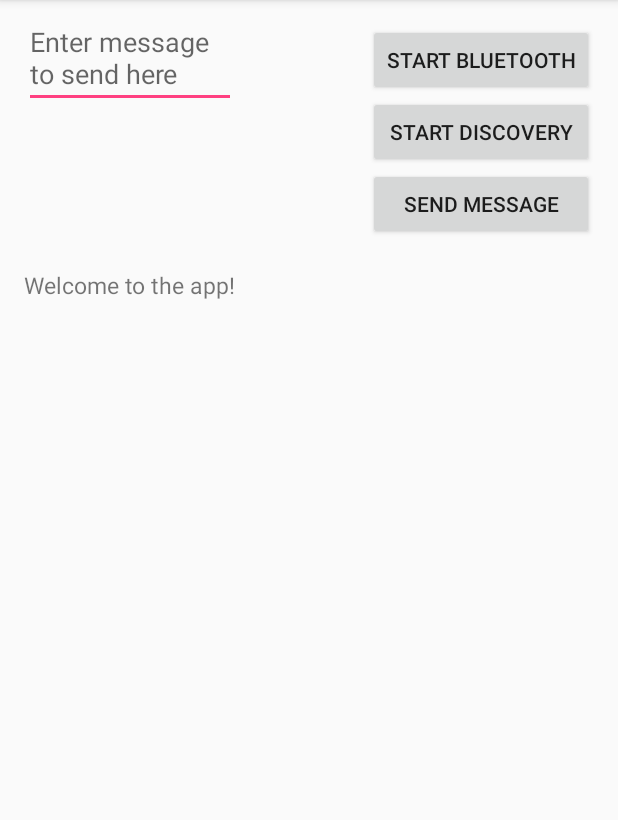
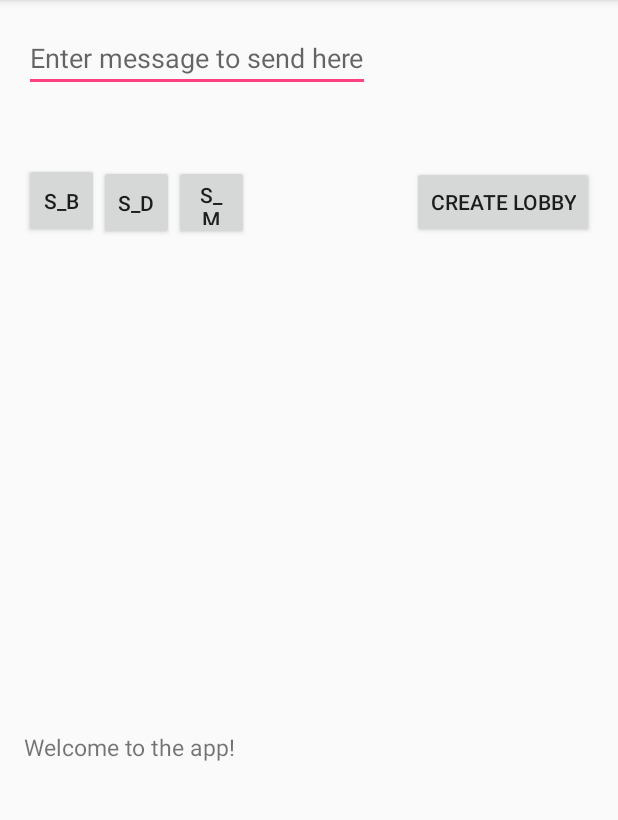
Before and after one commit to Carried-by-Compiler/Battleships, an Android app: the screen it shows after launch (MainActivity), on a phone screen of 412 x 824 dp, the part 84-904 px from its top. Run offline under Robolectric (Android 15) with nearby library versions, the light colour scheme and no system bars.

Commit message:
Bluetooth functionality complete

```diff
--- a/Battleships/app/src/main/AndroidManifest.xml
+++ b/Battleships/app/src/main/AndroidManifest.xml
@@ -5,6 +5,8 @@
     <uses-permission android:name="android.permission.BLUETOOTH" />
     <uses-permission android:name="android.permission.BLUETOOTH_ADMIN"/>
     <uses-permission android:name="android.permission.INTERNET"/>
+    <uses-permission android:name="android.permission.ACCESS_COARSE_LOCATION"></uses-permission>
+    <uses-permission android:name="android.permission.ACCESS_FINE_LOCATION"></uses-permission>
 
     <application
         android:allowBackup="true"
--- a/Battleships/app/src/main/res/layout/activity_main.xml
+++ b/Battleships/app/src/main/res/layout/activity_main.xml
@@ -10,15 +10,6 @@
     android:paddingTop="@dimen/activity_vertical_margin"
     tools:context="com.example.battleships.MainActivity">
 
-    <Button
-        android:layout_width="wrap_content"
-        android:layout_height="wrap_content"
-        android:text="Start Bluetooth"
-        android:id="@+id/bluetooth_on"
-        android:layout_alignParentTop="true"
-        android:layout_alignParentEnd="true"
-        android:onClick="startBluetooth"/>
-
     <ListView
         android:layout_width="match_parent"
         android:layout_height="180dp"
@@ -26,43 +17,61 @@
         android:layout_alignParentStart="true"
         android:id="@+id/available_device"/>
 
+    <TextView
+        android:layout_width="wrap_content"
+        android:layout_height="wrap_content"
+        android:text="Welcome to the app!"
+        android:id="@+id/received_message"
+        android:textSize="15dp"
+        android:layout_above="@+id/available_device"
+        android:layout_alignParentStart="true"
+        android:layout_marginBottom="63dp"
+        />
+
     <EditText
         android:layout_width="wrap_content"
         android:layout_height="wrap_content"
         android:hint="Enter message to send here"
         android:id="@+id/editText"
-        android:layout_alignBaseline="@+id/bluetooth_on"
-        android:layout_alignBottom="@+id/bluetooth_on"
-        android:layout_alignParentStart="true"
-        android:layout_alignEnd="@+id/textview" />
-
-    <TextView
-        android:layout_width="wrap_content"
-        android:layout_height="wrap_content"
-        android:text="Welcome to the app!"
-        android:id="@+id/textview"
-        android:textSize="15dp"
-        android:layout_below="@+id/start_discovery"
-        android:layout_alignParentStart="true"
-        android:layout_marginTop="67dp" />
+        android:layout_alignParentTop="true"
+        android:layout_alignParentStart="true" />
 
     <Button
         android:layout_width="wrap_content"
         android:layout_height="wrap_content"
-        android:text="Send Message"
-        android:id="@+id/send"
-        android:layout_below="@+id/start_discovery"
+        android:text="Create Lobby"
+        android:id="@+id/server"
+        android:onClick="becomeServer"
+        android:layout_below="@+id/editText"
         android:layout_alignParentEnd="true"
-        android:layout_alignStart="@+id/start_discovery" />
+        android:layout_marginTop="49dp" />
 
     <Button
-        android:layout_width="wrap_content"
-        android:layout_height="wrap_content"
+        android:layout_width="50dp"
+        android:layout_height="50dp"
+        android:text="S_B"
+        android:id="@+id/bluetooth_on"
+        android:onClick="startBluetooth"
+        android:layout_alignBottom="@+id/server"
+        android:layout_alignParentStart="true" />
+
+    <Button
+        android:layout_width="50dp"
+        android:layout_height="50dp"
         android:id="@+id/start_discovery"
-        android:text="Start Discovery"
+        android:text="S_D"
         android:onClick="startDiscovery"
-        android:layout_below="@+id/bluetooth_on"
-        android:layout_alignParentEnd="true"
-        android:layout_alignStart="@+id/bluetooth_on" />
+        android:layout_alignBaseline="@+id/bluetooth_on"
+        android:layout_alignBottom="@+id/bluetooth_on"
+        android:layout_toEndOf="@+id/bluetooth_on" />
+
+    <Button
+        android:layout_width="50dp"
+        android:layout_height="50dp"
+        android:text="S_M"
+        android:id="@+id/send"
+        android:layout_alignTop="@+id/start_discovery"
+        android:layout_toEndOf="@+id/start_discovery"
+        android:onClick="sendMessage"/>
 
 </RelativeLayout>
```
Also changed, not shown: Battleships/app/src/main/java/com/example/battleships/HandleConnection.java (+102 -3 lines), Battleships/app/src/main/java/com/example/battleships/MainActivity.java (+33 -6 lines).
